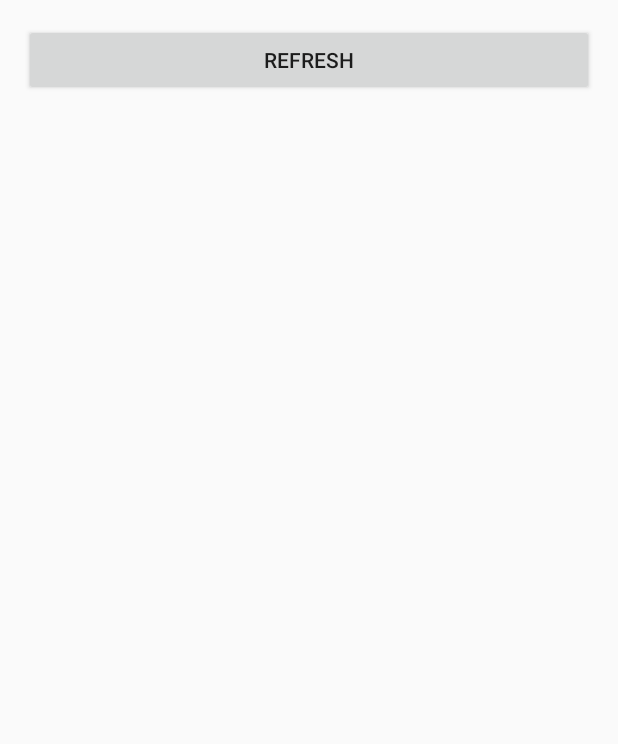
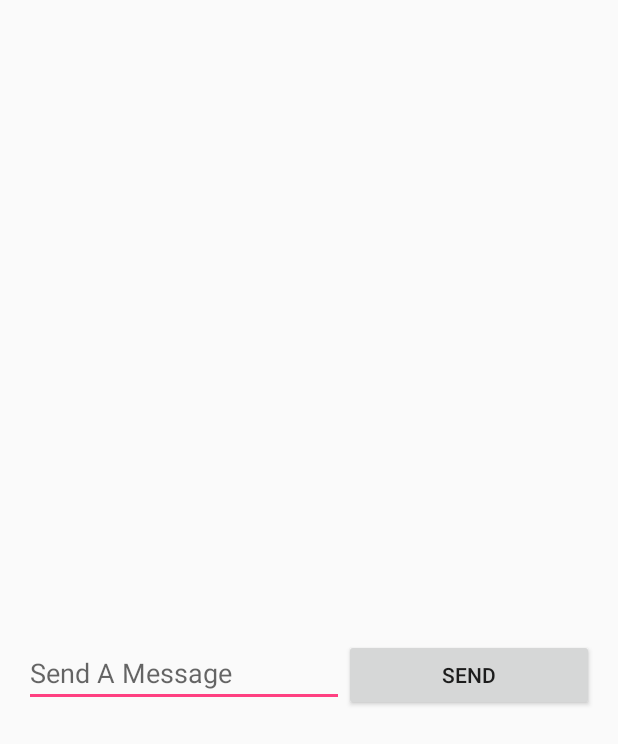
Before and after one commit to SoftwarePhil/GoodJobAndroid, an Android app: the layout activity_chat.xml on its own in the app's theme, with its tools: preview values and no code run, on a phone screen of 412 x 824 dp. Shown: the top 744 px of the screen. Run offline under Robolectric (Android 15) with nearby library versions, the phone set to English and light mode, and no system bars.

Commit message:
chat working ws

```diff
--- a/app/src/main/java/com/example/phil/httppost/MainActivity.java
+++ b/app/src/main/java/com/example/phil/httppost/MainActivity.java
@@ -56,6 +56,10 @@ public class MainActivity extends AppCompatActivity {
             }
         });
 
+        if(MainActivity.this.getSharedPreferences("USER", MainActivity.MODE_PRIVATE) != null){
+            Intent intent = new Intent(MainActivity.this, TinderActivity.class);
+            startActivity(intent);
+        }
     }
 
 
--- a/app/src/main/java/com/example/phil/httppost/data/model/Chat.java
+++ b/app/src/main/java/com/example/phil/httppost/data/model/Chat.java
@@ -2,6 +2,8 @@ package com.example.phil.httppost.data.model;
 
 import com.google.gson.annotations.Expose;
 import com.google.gson.annotations.SerializedName;
+
+import java.util.ArrayList;
 
 /**
  * Created by phil on 3/20/17.
@@ -18,9 +20,9 @@ public class Chat {
 
     @SerializedName("messages")
     @Expose
-    private Message[] messages;
+    private ArrayList<Message> messages;
 
-    public Message[] getMessages() {
+    public ArrayList<Message> getMessages() {
         return messages;
     }
 
--- a/app/src/main/java/com/example/phil/httppost/data/remote/ApiUtils.java
+++ b/app/src/main/java/com/example/phil/httppost/data/remote/ApiUtils.java
@@ -4,8 +4,10 @@ package com.example.phil.httppost.data.remote;
 public class ApiUtils {
     private ApiUtils() {}
 
-    public static final String BASE_URL = "http://ec2-34-207-144-227.compute-1.amazonaws.com:4000/api/";
+    public static final String BASE = "10.0.2.2:4000/";
+    //public static final String BASE = "ec2-34-207-144-227.compute-1.amazonaws.com:4000/";
 
+    public static final String BASE_URL = "http://" + BASE+"api/";
 
     public static GoodJobService getAPIService() {
 
--- a/app/src/main/java/com/example/phil/httppost/data/remote/GoodJobService.java
+++ b/app/src/main/java/com/example/phil/httppost/data/remote/GoodJobService.java
@@ -4,6 +4,7 @@ import com.example.phil.httppost.data.model.JobRequest;
 import com.example.phil.httppost.data.model.JobPreview;
 import com.example.phil.httppost.data.model.Job;
 import com.example.phil.httppost.data.model.Login;
+import com.example.phil.httppost.data.model.SendMessage;
 import com.example.phil.httppost.data.model.User;
 import com.example.phil.httppost.data.model.Wrap;
 import com.example.phil.httppost.data.model.Email;
@@ -35,6 +36,10 @@ public interface GoodJobService {
     Call<Chat> getChat(@Body ChatRequest chatRequest);
 
     @Headers("Content-Type: application/json")
+    @POST("chat_android")
+    Call<Chat> sendMessage(@Body SendMessage sendMessage);
+
+    @Headers("Content-Type: application/json")
     @POST("job/view")
     Call<Job> getJob(@Body JobRequest jobRequest);
 }
--- a/app/src/main/res/layout/activity_chat.xml
+++ b/app/src/main/res/layout/activity_chat.xml
@@ -13,19 +13,46 @@
     <LinearLayout
         android:orientation="vertical"
         android:layout_width="match_parent"
-        android:layout_height="match_parent"
-        android:id="@+id/chatLay"
-        android:layout_below="@+id/refresh"
-        android:layout_alignParentStart="true"
-        android:layout_marginTop="37dp">
+        android:layout_height="match_parent">
+
+        <ScrollView
+            android:layout_width="match_parent"
+            android:layout_height="410dp"
+            android:layout_alignParentStart="true"
+            android:layout_alignParentEnd="true">
+
+            <LinearLayout
+                android:orientation="vertical"
+                android:layout_width="match_parent"
+                android:layout_height="wrap_content"
+                android:id="@+id/chatLay"
+                android:layout_alignParentTop="true"
+                android:layout_centerHorizontal="true">
+
+            </LinearLayout>
+        </ScrollView>
+
+        <TableRow
+            android:layout_width="match_parent"
+            android:layout_height="match_parent" >
+
+            <EditText
+                android:layout_width="wrap_content"
+                android:layout_height="wrap_content"
+                android:inputType="textPersonName"
+                android:ems="10"
+                android:id="@+id/sendBox"
+                android:hint="Send A Message" />
+
+            <Button
+                android:text="send"
+                android:layout_width="match_parent"
+                android:layout_height="wrap_content"
+                android:id="@+id/send"
+                android:layout_alignParentTop="true"
+                android:layout_alignParentStart="true" />
+        </TableRow>
 
     </LinearLayout>
 
-    <Button
-        android:text="refresh"
-        android:layout_width="match_parent"
-        android:layout_height="wrap_content"
-        android:id="@+id/refresh"
-        android:layout_alignParentTop="true"
-        android:layout_alignParentStart="true" />
 </RelativeLayout>
--- a/app/src/main/res/layout/main_tinder.xml
+++ b/app/src/main/res/layout/main_tinder.xml
@@ -27,4 +27,10 @@
         android:id="@+id/swipeView"
         android:layout_width="match_parent"
         android:layout_height="match_parent"/>
+
+    <Button
+        android:text="Chat"
+        android:layout_width="wrap_content"
+        android:layout_height="wrap_content"
+        android:id="@+id/chat" />
 </FrameLayout>
```
Also changed, not shown: app/build.gradle (+19 -0 lines), app/src/main/java/com/example/phil/httppost/ChatActivity.java (+126 -6 lines), app/src/main/java/com/example/phil/httppost/TinderActivity.java (+10 -0 lines), app/src/main/java/com/example/phil/httppost/data/model/Message.java (+6 -2 lines), app/src/main/java/com/example/phil/httppost/data/model/SendMessage.java (added, +59 -0 lines).
